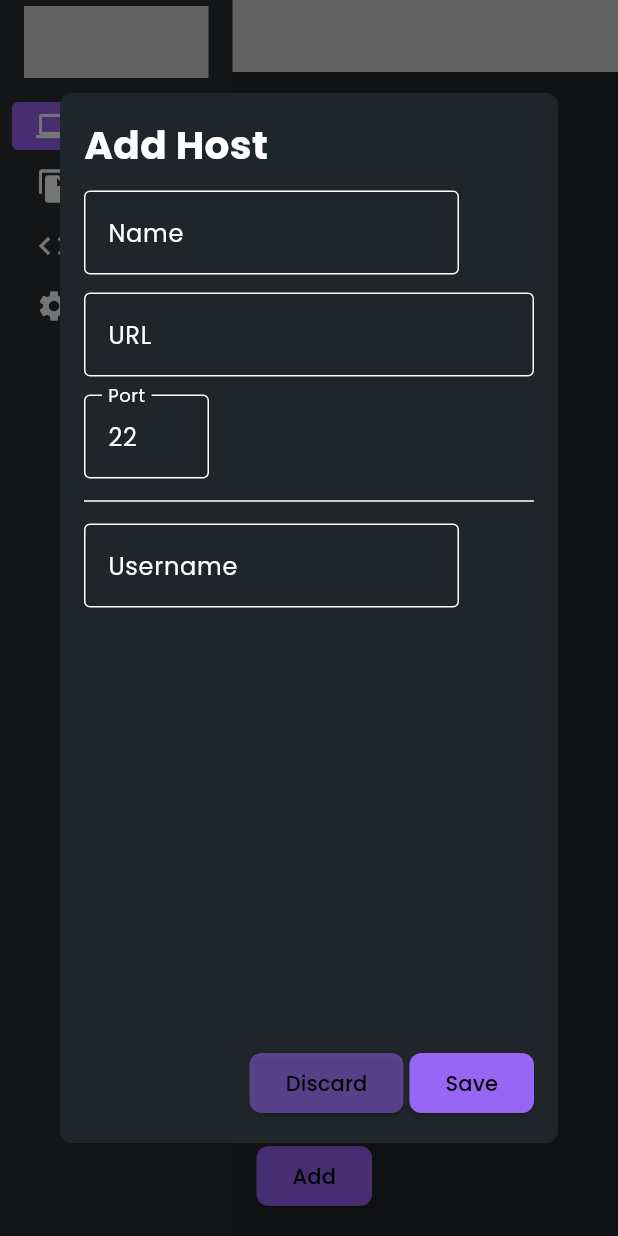
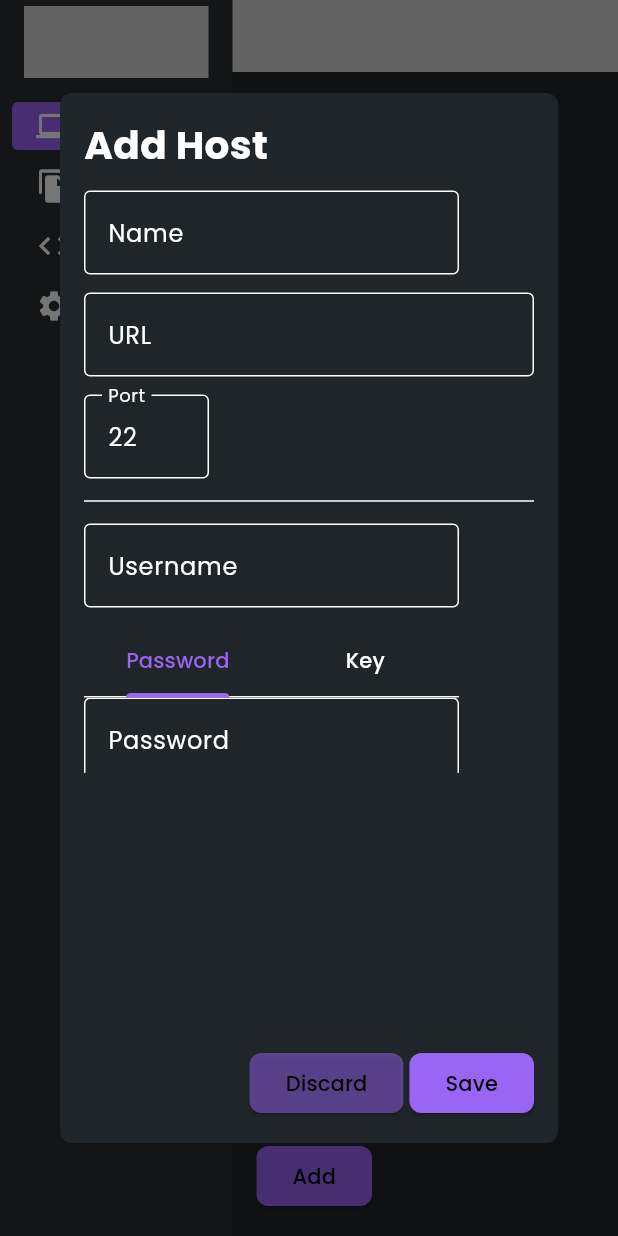
Before and after one commit to Adamv27/SFTP-Client, a Flutter app: the screen it shows after launch, after a tap on "Add", on a phone screen of 412 x 824 dp. Run offline on Flutter 3.47's test engine with Material 3 defaults, Android fonts, the phone set to English and light mode, and no system bars; our stand-ins replace flutter_riverpod, flutter_secure_storage, google_fonts, riverpod_annotation; missing offline and left inert: bitsdojo_window, dartssh2; generated files the repository leaves out were written again.

Commit message:
Update setters for host model

```diff
--- a/lib/pages/hosts/models/host.dart
+++ b/lib/pages/hosts/models/host.dart
@@ -8,18 +8,19 @@ enum HostAuthType {
 
 class Host {
   Host({
-    required this.name,
+    required String name,
     required this.url,
-    this.port = 22,
+    int port = 22,
     this.username,
     this.authType = HostAuthType.none,
     this.password,
     this.savePassword = true,
     this.keyPath,
-  });
+  })  : _name = name,
+        _port = port;
 
-  String name;
-  int port;
+  String _name;
+  int _port;
   String url;
 
   String? username;
@@ -28,26 +29,20 @@ class Host {
   bool savePassword;
   String? keyPath;
 
-  factory Host.fromJson(Map<String, dynamic> json) {
-    return Host(
-      name: json['name'],
-      username: json['username'],
-      url: json['url'],
-      port: json['port'],
-    );
+  set name(String? newName) {
+    if (newName == null || newName.isEmpty) return;
+    _name = newName;
   }
 
-  set hostName(String? newName) {
-    if (newName == null || newName.isEmpty) return;
-    name = newName;
+  set port(int? newPort) {
+    if (newPort == null || newPort < 1 || newPort > 65535) {
+      return;
+    }
+    _port = newPort;
   }
 
-  set hostPort(int? newPort) {
-    if (newPort == null || newPort < 1 || newPort > 65534) {
-      return;
-    }
-    port = newPort;
-  }
+  int get port => _port;
+  String get name => _name;
 
   Icon get authTypeIcon {
     switch (authType) {
@@ -62,22 +57,31 @@ class Host {
 
   Map<String, dynamic> toJson() {
     return {
-      'name': name,
+      'name': _name,
       'username': username,
-      'port': port,
+      'port': _port,
       'url': url,
     };
+  }
+
+  factory Host.fromJson(Map<String, dynamic> json) {
+    return Host(
+      name: json['name'],
+      username: json['username'],
+      url: json['url'],
+      port: json['port'],
+    );
   }
 
   @override
   bool operator ==(Object other) {
     return other is Host &&
-        other.name == name &&
+        other.name == _name &&
         other.username == username &&
-        other.port == port &&
+        other.port == _port &&
         other.url == url;
   }
 
   @override
-  int get hashCode => name.hashCode + username.hashCode + port + url.hashCode;
+  int get hashCode => _name.hashCode + username.hashCode + port + url.hashCode;
 }
--- a/lib/pages/hosts/widgets/add_host_menu.dart
+++ b/lib/pages/hosts/widgets/add_host_menu.dart
@@ -44,7 +44,7 @@ class _AddHostMenuState extends State<AddHostMenu> {
         SizedBox(
           width: fieldWidth,
           child: TextField(
-            onChanged: (value) => setState(() => host.hostName = value),
+            onChanged: (value) => host.name = value,
             decoration: const InputDecoration(
                 hintText: 'Name', border: OutlineInputBorder()),
           ),
@@ -53,7 +53,7 @@ class _AddHostMenuState extends State<AddHostMenu> {
         SizedBox(
           width: fieldWidth * 1.5,
           child: TextField(
-            onChanged: (value) => setState(() => host.url = value),
+            onChanged: (value) => host.url = value,
             decoration: const InputDecoration(
                 hintText: 'URL', border: OutlineInputBorder()),
           ),
@@ -64,13 +64,13 @@ class _AddHostMenuState extends State<AddHostMenu> {
         SizedBox(
           width: fieldWidth,
           child: TextField(
-            onChanged: (value) => setState(() => host.username = value),
+            onChanged: (value) => host.username = value,
             decoration: const InputDecoration(
                 hintText: 'Username', border: OutlineInputBorder()),
           ),
         ),
         const SizedBox(height: 12),
-        //SegmentedButton(segments: [], selected: )
+        _buildAuthFields(fieldWidth),
       ],
     );
   }
@@ -81,13 +81,61 @@ class _AddHostMenuState extends State<AddHostMenu> {
       child: TextFormField(
         initialValue: '22',
         inputFormatters: [FilteringTextInputFormatter.digitsOnly],
-        onChanged: (value) => host.hostPort = int.tryParse(value),
+        onChanged: (value) => host.port = int.tryParse(value),
         decoration: const InputDecoration(
           label: Text('Port'),
           border: OutlineInputBorder(),
         ),
       ),
     );
+  }
+
+  DefaultTabController _buildAuthFields(double fieldWidth) {
+    return DefaultTabController(
+      length: 2,
+      initialIndex: 0,
+      child: SizedBox(
+        width: fieldWidth,
+        child: Column(
+          children: [
+            const TabBar(
+              tabs: [
+                Tab(text: 'Password'),
+                Tab(text: 'Key'),
+              ],
+            ),
+            SizedBox(
+              width: fieldWidth,
+              height: 50,
+              child: TabBarView(
+                children: [
+                  _buildPasswordTabView(),
+                  _buildKeyTabView(),
+                ],
+              ),
+            ),
+          ],
+        ),
+      ),
+    );
+  }
+
+  Widget _buildPasswordTabView() {
+    return Column(
+      children: [
+        TextField(
+          onChanged: (value) => host.password = value,
+          decoration: const InputDecoration(
+            hintText: 'Password',
+            border: OutlineInputBorder(),
+          ),
+        ),
+      ],
+    );
+  }
+
+  Widget _buildKeyTabView() {
+    return Container();
   }
 
   Widget _buildControlButtons(BuildContext context) {
```
